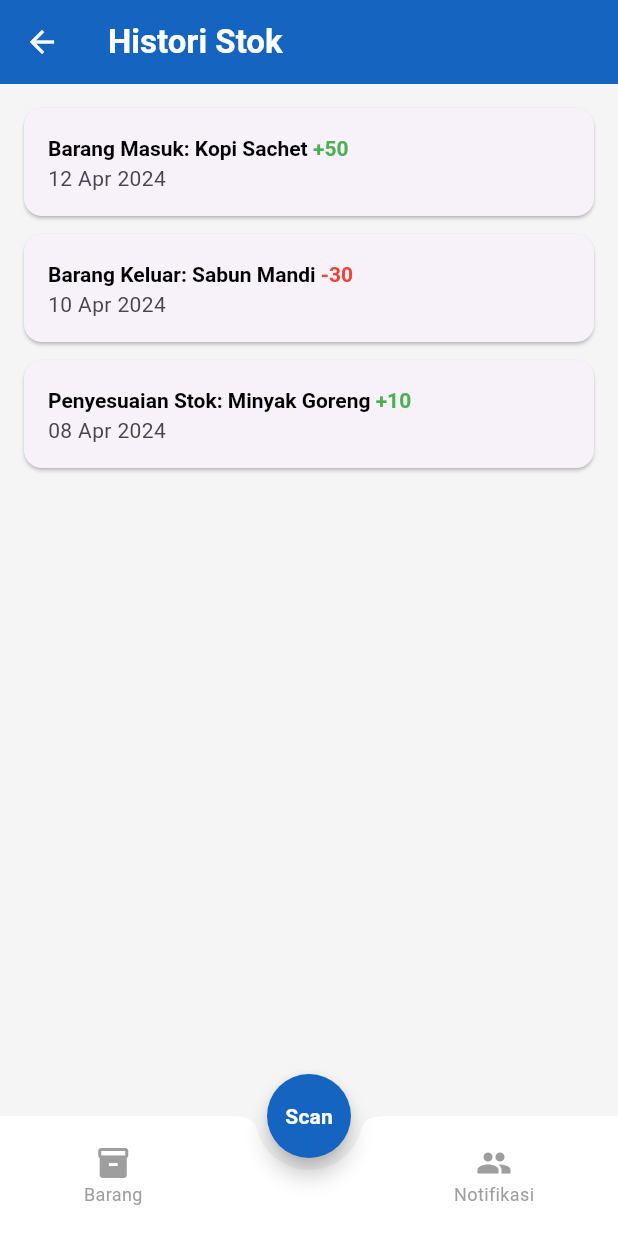
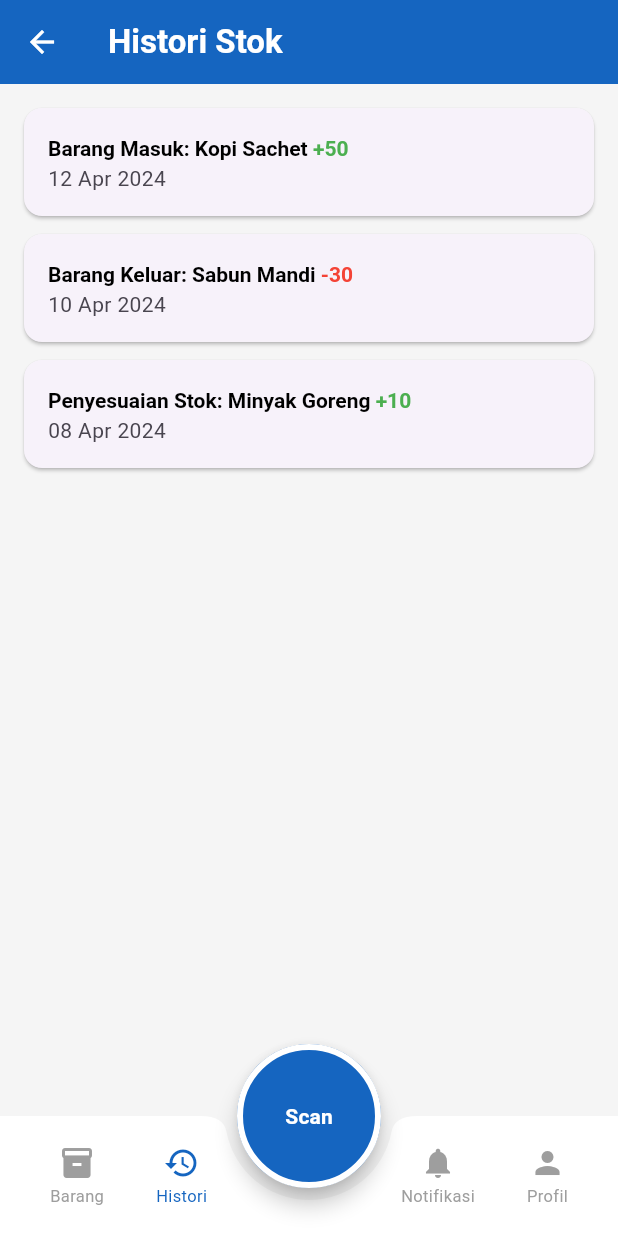
Before and after one commit to satriaaryapratamaa/apaya-mobile, a Flutter app: the screen it shows after launch, item 2 of the bottom bar chosen, on a phone screen of 412 x 824 dp. Run offline on Flutter 3.47's test engine with Material 3 defaults, Android fonts, the phone set to English and light mode, and no system bars; missing offline and left inert: mobile_scanner.

Commit message:
feature: FE notif, profile scan navbar

```diff
--- a/lib/main_navigation.dart
+++ b/lib/main_navigation.dart
@@ -1,8 +1,8 @@
 import 'package:flutter/material.dart';
 import 'barang_page.dart';
 import 'history_page.dart';
-// import 'pages/profil_page.dart';
 import 'notifikasi_page.dart';
+import 'profil_page.dart';
 import 'barcode_scanner_page.dart';
 
 class MainNavigation extends StatefulWidget {
@@ -13,155 +13,117 @@ class MainNavigation extends StatefulWidget {
 }
 
 class _MainNavigationState extends State<MainNavigation> {
-  // Index: 0 = Barang, 1 = Histori, 2 = Profil, 3 = Notifikasi
   int _currentIndex = 0;
 
-  // Daftar body untuk masing-masing halaman
-  final List<Widget> _pages = [
-    const BarangPage(),
-    const HistoriPage(),
-    // const ProfilPage(),
-    const NotifikasiPage(),
+  final List<Widget> _pages = const [
+    BarangPage(),
+    HistoriPage(),
+    NotifikasiPage(),
+    ProfilPage(),
   ];
 
-  // Fungsi untuk mengubah halaman
+  final List<String> _titles = const [
+    'Daftar Barang',
+    'Histori Stok',
+    'Notifikasi',
+    'Profil Pengguna',
+  ];
+
   void _changePage(int index) {
     setState(() {
       _currentIndex = index;
     });
   }
 
-  // Mengatur AppBar Dinamis berdasarkan halaman
-  PreferredSizeWidget _buildAppBar() {
-    switch (_currentIndex) {
-      case 0:
-        return AppBar(
-          leading: const Icon(Icons.menu),
-          title: const Text('Daftar Barang', style: TextStyle(fontWeight: FontWeight.bold)),
-        );
-      case 1:
-        return AppBar(
-          leading: IconButton(
-            icon: const Icon(Icons.arrow_back),
-            onPressed: () => _changePage(0), // Kembali ke Barang
-          ),
-          title: const Text('Histori Stok', style: TextStyle(fontWeight: FontWeight.bold)),
-        );
-      case 2:
-        return AppBar(
-          leading: IconButton(
-            icon: const Icon(Icons.arrow_back),
-            onPressed: () => _changePage(0), // Kembali ke Barang
-          ),
-          // Tidak ada judul di halaman profil pada gambar
-        );
-      case 3:
-        return AppBar(
-          leading: IconButton(
-            icon: const Icon(Icons.arrow_back),
-            onPressed: () => _changePage(0), // Kembali ke Barang
-          ),
-          title: const Text('Notifikasi', style: TextStyle(fontWeight: FontWeight.bold)),
-          actions: const [
-            Icon(Icons.notifications),
-            SizedBox(width: 16),
-          ],
-        );
-      default:
-        return AppBar();
-    }
+  Future<void> _openScanner() async {
+    final result = await Navigator.push(
+      context,
+      MaterialPageRoute(builder: (context) => const ScanPage()),
+    );
+
+    if (!mounted || result == null) return;
+
+    ScaffoldMessenger.of(context).showSnackBar(
+      SnackBar(content: Text('Barcode terbaca: $result')),
+    );
   }
 
   @override
   Widget build(BuildContext context) {
     return Scaffold(
       backgroundColor: Colors.grey[100],
-      appBar: _buildAppBar(),
+      appBar: AppBar(
+        leading: _currentIndex == 0
+            ? const Icon(Icons.menu)
+            : IconButton(
+          icon: const Icon(Icons.arrow_back),
+          onPressed: () => _changePage(0),
+        ),
+        title: Text(
+          _titles[_currentIndex],
+          style: const TextStyle(fontWeight: FontWeight.bold),
+        ),
+      ),
       body: _pages[_currentIndex],
 
-      // Tombol Scan Bulat di tengah (Hanya muncul jika bukan di halaman Barang)
-      floatingActionButton: _currentIndex != 0
-          ? FloatingActionButton(
+      floatingActionButton: FloatingActionButton.large(
         backgroundColor: const Color(0xFF1565C0),
-        shape: const CircleBorder(),
-        onPressed: () {
-          // Pindah ke halaman Scan Full Screen
-          Navigator.push(
-            context,
-            MaterialPageRoute(builder: (context) => const ScanPage()),
-          );
-        },
-        child: const Text('Scan', style: TextStyle(color: Colors.white, fontWeight: FontWeight.bold)),
-      )
-          : null,
-
-      // Posisi FAB menyatu dengan navbar
+        shape: const CircleBorder(
+          side: BorderSide(color: Colors.white, width: 4),
+        ),
+        onPressed: _openScanner,
+        child: const Text(
+          'Scan',
+          style: TextStyle(
+            color: Colors.white,
+            fontWeight: FontWeight.bold,
+          ),
+        ),
+      ),
       floatingActionButtonLocation: FloatingActionButtonLocation.centerDocked,
 
-      // Navbar dinamis
-      bottomNavigationBar: _currentIndex == 0 ? _buildStandardNavBar() : _buildCustomBottomAppBar(),
+      bottomNavigationBar: BottomAppBar(
+        shape: const CircularNotchedRectangle(),
+        notchMargin: 8,
+        color: Colors.white,
+        child: SizedBox(
+          height: 64,
+          child: Row(
+            mainAxisAlignment: MainAxisAlignment.spaceAround,
+            children: [
+              _navItem(Icons.inventory_2, 'Barang', 0),
+              _navItem(Icons.history, 'Histori', 1),
+              const SizedBox(width: 72),
+              _navItem(Icons.notifications, 'Notifikasi', 2),
+              _navItem(Icons.person, 'Profil', 3),
+            ],
+          ),
+        ),
+      ),
     );
   }
 
-  // Tampilan Navbar Halaman Pertama (Barang) - Tanpa tombol scan
-  Widget _buildStandardNavBar() {
-    return BottomNavigationBar(
-      currentIndex: 0, // Karena ini hanya muncul di index 0
-      onTap: (index) {
-        if (index == 0) _changePage(0);
-        if (index == 1) _changePage(1); // Ke Histori
-        if (index == 2) _changePage(3); // Ke Notifikasi
-      },
-      selectedItemColor: const Color(0xFF1565C0),
-      unselectedItemColor: Colors.grey,
-      items: const [
-        BottomNavigationBarItem(icon: Icon(Icons.inventory_2), label: 'Barang'),
-        BottomNavigationBarItem(icon: Icon(Icons.history), label: 'Histori'),
-        BottomNavigationBarItem(icon: Icon(Icons.people), label: 'Notifikasi'),
-      ],
-    );
-  }
+  Widget _navItem(IconData icon, String label, int index) {
+    final bool active = _currentIndex == index;
+    final Color color = active ? const Color(0xFF1565C0) : Colors.grey;
 
-  // Tampilan Navbar Halaman Lain (Dengan cekungan untuk FAB Scan)
-  Widget _buildCustomBottomAppBar() {
-    return BottomAppBar(
-      shape: const CircularNotchedRectangle(),
-      notchMargin: 8.0,
-      color: Colors.white,
-      child: SizedBox(
-        height: 60,
-        child: Row(
-          mainAxisAlignment: MainAxisAlignment.spaceAround,
+    return InkWell(
+      borderRadius: BorderRadius.circular(12),
+      onTap: () => _changePage(index),
+      child: Padding(
+        padding: const EdgeInsets.symmetric(horizontal: 6, vertical: 6),
+        child: Column(
+          mainAxisSize: MainAxisSize.min,
           children: [
-            // Tombol Kiri selalu "Barang"
-            _buildNavItem(icon: Icons.inventory_2, label: 'Barang', isActive: false, onTap: () => _changePage(0)),
-
-            const SizedBox(width: 48), // Ruang kosong untuk tombol Scan di tengah
-
-            // Tombol Kanan dinamis (Jika di notifikasi, tombol kanan berubah jadi profil)
-            if (_currentIndex == 1 || _currentIndex == 2)
-              _buildNavItem(icon: Icons.people, label: 'Notifikasi', isActive: _currentIndex == 3, onTap: () => _changePage(3))
-            else if (_currentIndex == 3)
-              _buildNavItem(icon: Icons.person, label: 'Profil', isActive: false, onTap: () => _changePage(2)),
+            Icon(icon, color: color),
+            const SizedBox(height: 2),
+            Text(
+              label,
+              style: TextStyle(color: color, fontSize: 11),
+            ),
           ],
         ),
       ),
     );
   }
-
-  // Widget bantuan untuk membuat item navigasi kustom
-  Widget _buildNavItem({required IconData icon, required String label, required bool isActive, required VoidCallback onTap}) {
-    Color color = isActive ? const Color(0xFF1565C0) : Colors.grey;
-    return InkWell(
-      onTap: onTap,
-      child: Column(
-        mainAxisSize: MainAxisSize.min,
-        mainAxisAlignment: MainAxisAlignment.center,
-        children: [
-          Icon(icon, color: color),
-          Text(label, style: TextStyle(color: color, fontSize: 12)),
-        ],
-      ),
-    );
-  }
 }
```
Also changed, not shown: lib/profil_page.dart (added, +54 -0 lines), pubspec.lock.
